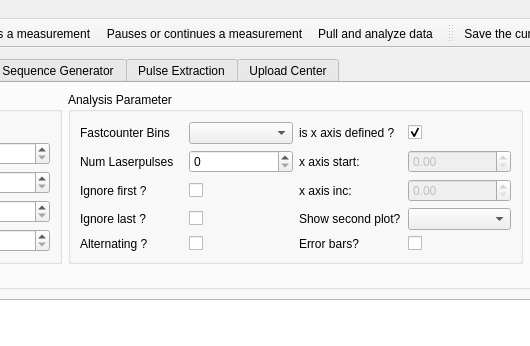
Before: the Qt Designer form gui/pulsed/ui_pulsed_maingui.ui in Ulm-IQO/qudi, drawn with Qt 5; both pictures show x 200 to 730 and y 0 to 346 of the 1009 by 946 pixel window.
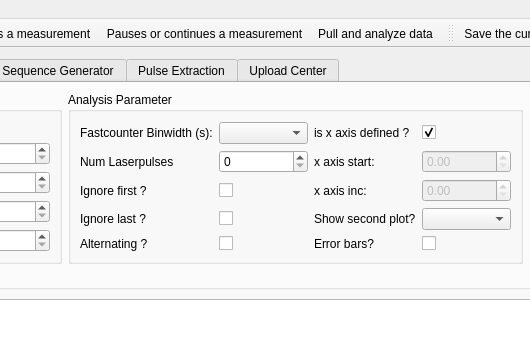
After: the same form once the commit is applied. The open tabs and pages were chosen to show the change. Icons and pictures are not drawn. Custom widgets are drawn as their Qt base class.

Commit message: Implement the proper usage of fastcounter bin settings, so that the GUI can display it in the right way.

Patch:
```diff
--- a/gui/pulsed/ui_pulsed_maingui.ui
+++ b/gui/pulsed/ui_pulsed_maingui.ui
@@ -250,7 +250,7 @@
                  <item row="0" column="0">
                   <widget class="QLabel" name="label_22">
                    <property name="text">
-                    <string>Fastcounter Bins</string>
+                    <string>Fastcounter Binwidth (s):</string>
                    </property>
                   </widget>
                  </item>
```
Left out of the diff: 2 changed lines with no effect on the pictures. The commit also changes 2 other files.
